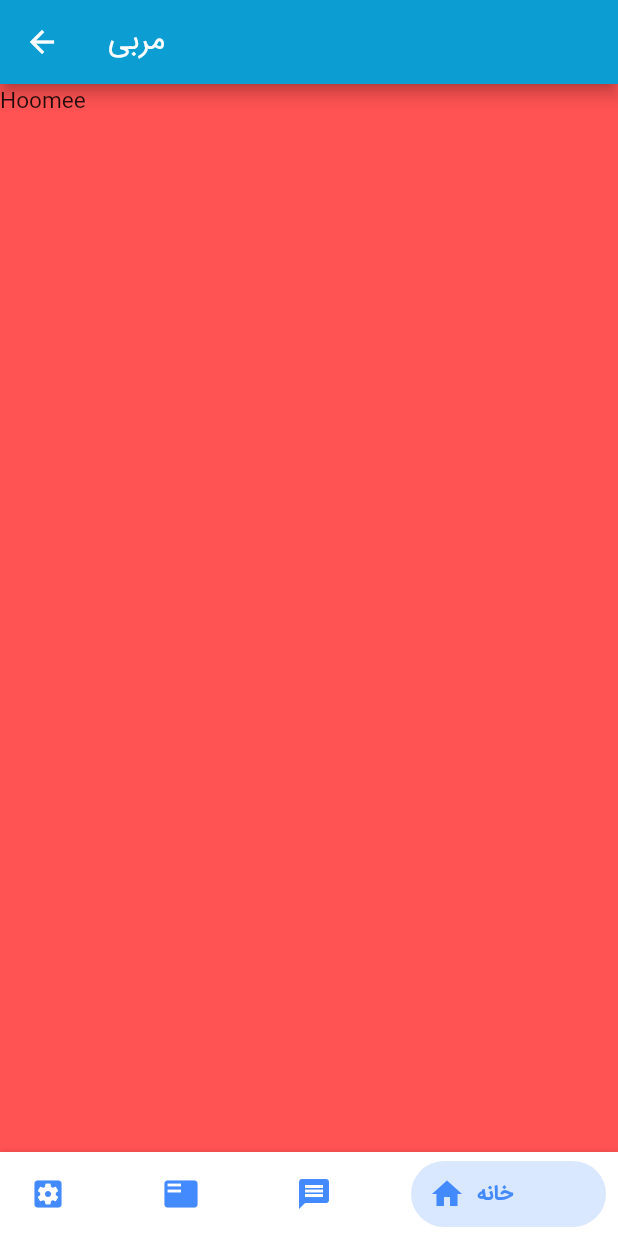
After one commit to alireza-mehri/planner, a Flutter app: the Homemain screen opened by its route, on a phone screen of 412 x 824 dp. The commit adds this screen. Run offline on Flutter 3.47's test engine with Material 2 defaults, Android fonts, the phone set to English and light mode, and no system bars; our stand-ins replace font_awesome_flutter; project files that could hold a hidden picture were left out.

Commit message:
add Bottom Navigation Bar and fix some bug
V0.2

```diff
--- a/planner/lib/main.dart
+++ b/planner/lib/main.dart
@@ -1,5 +1,6 @@
 import 'package:flutter/material.dart';
-//import 'package:planner/ui/Home_page.dart';
+import 'package:planner/ui/Home_page.dart';
+//import 'package:planner/ui/bottom_navy_bar.dart';
 import 'package:planner/ui/login_page.dart';
 import 'package:planner/ui/splash_screen.dart';
 
@@ -13,13 +14,14 @@ class MyApp extends StatelessWidget {
       title: 'morabi',
       theme: new ThemeData(
         primarySwatch: Colors.blue,
+        fontFamily: "Iransans"
 
       ),
         initialRoute: "/splash_screen",
         routes: {
+          "/splash_screen" : (context) => new Directionality(textDirection: TextDirection.rtl, child: new SplashScreen()),
           "/" : (context) => new Directionality(textDirection: TextDirection.ltr, child: LoginPage()),
-          "/splash_screen" : (context) => new Directionality(textDirection: TextDirection.rtl, child: new SplashScreen()),
-         // "/setting" : (context) => new SettingScreen(),
+          "/home" : (context) => new Directionality(textDirection: TextDirection.ltr, child: Homemain(title: 'مربی')),
           //"/new_chat" : (context) => new CreateChatScreen()
         },
     );
--- a/planner/lib/ui/Home_page.dart
+++ b/planner/lib/ui/Home_page.dart
@@ -1,80 +1,63 @@
 import 'package:flutter/material.dart';
-import 'package:flutter/widgets.dart';
+import 'package:planner/ui/bottom_navy_bar.dart';
+//import 'package:bottom_navy_bar/bottom_navy_bar.dart';
+import 'package:planner/ui/pages/Home.dart';
+import 'package:planner/ui/pages/massages.dart';
+import 'package:planner/ui/pages/setting.dart';
+import 'package:planner/ui/pages/user.dart';
 
-void main() => runApp(MyApp());
 
-/// This Widget is the main application widget.
-class MyApp extends StatelessWidget {
-  static const String _title = 'Flutter Code Sample';
+class Homemain extends StatefulWidget {
+  Homemain({Key key, this.title}) : super(key: key);
+
+  final String title;
 
   @override
-  Widget build(BuildContext context) {
-    return MaterialApp(
-      title: _title,
-      home: MyStatefulWidget(),
-    );
-  }
+  _HomemainState createState() => _HomemainState();
 }
 
-class MyStatefulWidget extends StatefulWidget {
-  MyStatefulWidget({Key key}) : super(key: key);
+class _HomemainState extends State<Homemain> {
 
-  @override
-  _MyStatefulWidgetState createState() => _MyStatefulWidgetState();
-}
+  int currentIndex = 3;
+  int selected = 3;
+  List pages = [Setting(),User(),Massage(),Home()];
 
-class _MyStatefulWidgetState extends State<MyStatefulWidget> {
-  int _selectedIndex = 0;
-  static const TextStyle optionStyle =
-      TextStyle(fontSize: 30, fontWeight: FontWeight.bold);
-  static const List<Widget> _widgetOptions = <Widget>[
-    Text(
-      'Index 0: Home',
-      style: optionStyle,
-    ),
-    Text(
-      'Index 1: Business',
-      style: optionStyle,
-    ),
-    Text(
-      'Index 2: School',
-      style: optionStyle,
-    ),
-  ];
-
-  void _onItemTapped(int index) {
-    setState(() {
-      _selectedIndex = index;
-    });
-  }
 
   @override
   Widget build(BuildContext context) {
     return Scaffold(
       appBar: AppBar(
-        title: const Text('BottomNavigationBar Sample'),
+        title: Text(widget.title),backgroundColor: Color.fromRGBO(12, 157, 210, 1.0),
       ),
-      body: Center(
-        child: _widgetOptions.elementAt(_selectedIndex),
-      ),
-      bottomNavigationBar: BottomNavigationBar(
-        items: const <BottomNavigationBarItem>[
-          BottomNavigationBarItem(
-            icon: Icon(Icons.home),
-            title: Text('Home'),
+      body: pages[currentIndex],
+      bottomNavigationBar: BottomNavyBar(
+        selectedIndex: currentIndex,
+        showElevation: true,
+        onItemSelected: (index) => setState(() {
+          currentIndex = index;
+        }),
+        items: [
+          BottomNavyBarItem(
+            icon: Icon(Icons.settings_applications),
+            title: Text('تنظیمات'),
+            activeColor: Colors.blueAccent,
           ),
-          BottomNavigationBarItem(
-            icon: Icon(Icons.business),
-            title: Text('Business'),
+          BottomNavyBarItem(
+              icon: Icon(Icons.featured_play_list),
+              title: Text('برنامه ها'),
+              activeColor: Colors.blueAccent
           ),
-          BottomNavigationBarItem(
-            icon: Icon(Icons.school),
-            title: Text('School'),
+          BottomNavyBarItem(
+              icon: Icon(Icons.message),
+              title: Text('پیام ها'),
+              activeColor: Colors.blueAccent
+          ),
+          BottomNavyBarItem(
+              icon: Icon(Icons.home),
+              title: Text('خانه'),
+              activeColor: Colors.blueAccent
           ),
         ],
-        currentIndex: _selectedIndex,
-        selectedItemColor: Colors.amber[800],
-        onTap: _onItemTapped,
       ),
     );
   }
--- /dev/null
+++ b/planner/lib/ui/bottom_navy_bar.dart
@@ -0,0 +1,132 @@
+library bottom_navy_bar;
+
+import 'package:flutter/material.dart';
+import 'package:flutter/widgets.dart';
+import 'package:planner/ui/pages/Home.dart';
+import 'package:planner/ui/pages/massages.dart';
+import 'package:planner/ui/pages/setting.dart';
+import 'package:planner/ui/pages/user.dart';
+
+class BottomNavyBar extends StatelessWidget {
+List pages = [Home(),Setting(),User(),Massage()];
+  final int selectedIndex;
+  final double iconSize;
+  final Color backgroundColor;
+  final bool showElevation;
+  final Duration animationDuration;
+  final List<BottomNavyBarItem> items;
+  final ValueChanged<int> onItemSelected;
+
+  BottomNavyBar(
+      {Key key,
+        this.selectedIndex = 0,
+        this.showElevation = true,
+        this.iconSize = 24,
+        this.backgroundColor,
+        this.animationDuration = const Duration(milliseconds: 270),
+        @required this.items,
+        @required this.onItemSelected}) {
+    assert(items != null);
+    assert(items.length >= 2 && items.length <= 5);
+    assert(onItemSelected != null);
+  }
+
+  Widget _buildItem(BottomNavyBarItem item, bool isSelected) {
+    return AnimatedContainer(
+      width: isSelected ? 130 : 50,
+      height: double.maxFinite,
+      duration: animationDuration,
+      padding: EdgeInsets.only(left: 12),
+      decoration: BoxDecoration(
+        color: isSelected ? item.activeColor.withOpacity(0.2) : backgroundColor,
+        borderRadius: BorderRadius.all(Radius.circular(50)),
+      ),
+      child: ListView(
+        shrinkWrap: true,
+        physics: NeverScrollableScrollPhysics(),
+        scrollDirection: Axis.horizontal,
+        children: <Widget>[
+          Row(
+            mainAxisAlignment: MainAxisAlignment.start,
+            crossAxisAlignment: CrossAxisAlignment.center,
+            children: <Widget>[
+              Padding(
+                padding: const EdgeInsets.only(right: 8),
+                child: IconTheme(
+                  data: IconThemeData(
+                      size: iconSize,
+                      color: isSelected
+                          ? item.activeColor.withOpacity(1)
+                          : item.inactiveColor == null
+                          ? item.activeColor
+                          : item.inactiveColor),
+                  child: item.icon,
+                ),
+              ),
+              isSelected
+                  ? DefaultTextStyle.merge(
+                style: TextStyle(
+                    color: item.activeColor, fontWeight: FontWeight.bold),
+                child: item.title,
+              )
+                  : SizedBox.shrink()
+            ],
+          )
+        ],
+      ),
+    );
+  }
+
+  @override
+  Widget build(BuildContext context) {
+    final bgColor = (backgroundColor == null)
+        ? Theme.of(context).bottomAppBarColor
+        : backgroundColor;
+
+    return Container(
+      decoration: BoxDecoration(
+          color: bgColor,
+          boxShadow: [
+          if(showElevation)
+            BoxShadow(color: Colors.black12, blurRadius: 2)
+
+          ]
+      ),
+      child: SafeArea(
+        child: Container(
+          width: double.infinity,
+          height: 56,
+          padding: EdgeInsets.only(left: 8, right: 8, top: 6, bottom: 6),
+          child: Row(
+            mainAxisAlignment: MainAxisAlignment.spaceBetween,
+            children: items.map((item) {
+              var index = items.indexOf(item);
+              return GestureDetector(
+                onTap: () {
+                  onItemSelected(index);
+                },
+                child: _buildItem(item, selectedIndex == index),
+              );
+            }).toList(),
+          ),
+        ),
+      ),
+    );
+  }
+}
+
+class BottomNavyBarItem {
+  final Icon icon;
+  final Text title;
+  final Color activeColor;
+  final Color inactiveColor;
+
+  BottomNavyBarItem(
+      {@required this.icon,
+        @required this.title,
+        this.activeColor = Colors.blue,
+        this.inactiveColor}) {
+    assert(icon != null);
+    assert(title != null);
+  }
+}
--- a/planner/lib/ui/login_page.dart
+++ b/planner/lib/ui/login_page.dart
@@ -222,7 +222,7 @@ class _LoginPageState extends State<LoginPage>
                 ),
                 child: Container(
                   width: 300.0,
-                  height: 200.0,
+                  height: 210.0,
                   child: Column(
                     children: <Widget>[
                       Padding(
@@ -336,8 +336,9 @@ class _LoginPageState extends State<LoginPage>
                       ),
                     ),
                     onPressed: () =>
+                        Navigator.of(context).pushNamed("/home")
                         //FocusScope.of(context).requestFocus(myFocusNodePasswordLogin),
-                        showInSnackBar("وارد شدید")
+                        //showInSnackBar("وارد شدید")
                         ),
               ),
             ],
--- /dev/null
+++ b/planner/lib/ui/pages/Home.dart
@@ -0,0 +1,14 @@
+import 'package:flutter/material.dart';
+class Home extends StatefulWidget {
+  @override
+  _HomeState createState() => _HomeState();
+}
+
+class _HomeState extends State<Home> {
+  @override
+  Widget build(BuildContext context) {
+    return Scaffold(backgroundColor: Colors.redAccent,
+    body: Text("Hoomee"),
+    );
+  }
+}
--- a/planner/pubspec.yaml
+++ b/planner/pubspec.yaml
@@ -20,7 +20,8 @@ dependencies:
   flutter:
     sdk: flutter
   cupertino_icons: ^0.1.2
-  bottom_navy_bar: ^3.0.0
+
+
 
 dev_dependencies:
   flutter_test:
```
Also changed, not shown: planner/lib/ui/pages/massages.dart (added, +15 -0 lines), planner/lib/ui/pages/setting.dart (added, +16 -0 lines), planner/lib/ui/pages/user.dart (added, +15 -0 lines), planner/pubspec.lock.
